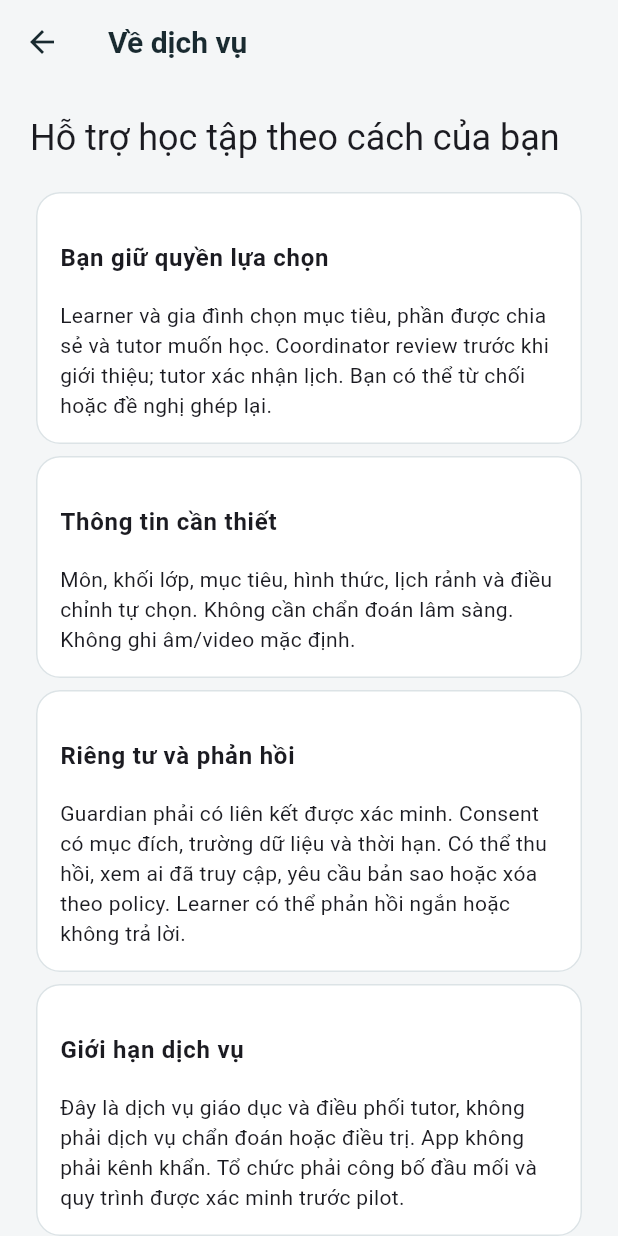
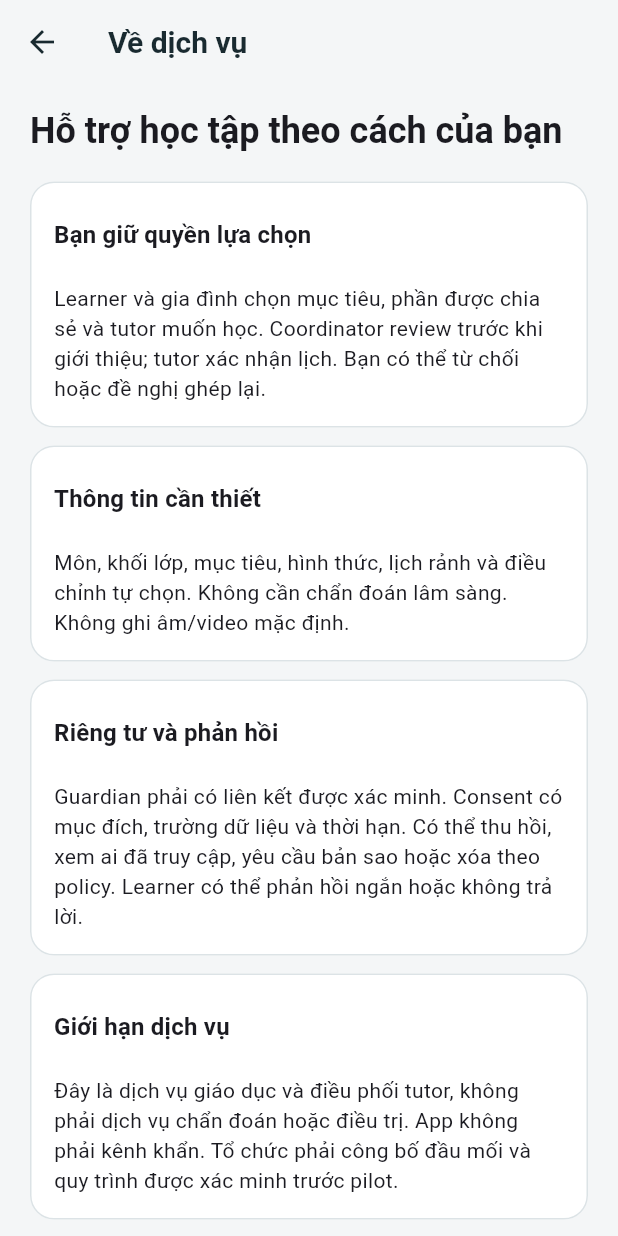
Before and after one commit to SPM-Specialized-Project/SPM-mobile, a Flutter app: the screen it shows after launch, after a tap on "Về dịch vụ / hướng dẫn dùng offline", on a phone screen of 412 x 824 dp. Run offline on Flutter 3.47's test engine with Material 3 defaults, Android fonts, the phone set to English and light mode, and no system bars; our stand-ins replace dio, flutter_riverpod, flutter_secure_storage; network calls fail.

Commit message:
feat(tssa): align support screens with report conventions

```diff
--- a/lib/features/tssa/presentation/tssa_governance.dart
+++ b/lib/features/tssa/presentation/tssa_governance.dart
@@ -358,7 +358,7 @@ class TssaPreferences extends ConsumerWidget {
       title: 'Cách dùng phù hợp với bạn',
       children: [
         const Text(
-          'App dùng câu ngắn, không bật âm thanh và không ghi âm/video. Có thể dùng text scaling và trình đọc màn hình của thiết bị.',
+          'App không tự phát âm thanh hoặc ghi âm/video. Chuyển cảnh có thể giảm bằng tùy chọn bên dưới; cỡ chữ vẫn theo thiết bị.',
         ),
         FilledButton(
           onPressed: () => tssaOpenForm(
--- a/lib/features/tssa/presentation/tssa_ui.dart
+++ b/lib/features/tssa/presentation/tssa_ui.dart
@@ -190,9 +190,13 @@ class _TssaViewState extends ConsumerState<TssaView>
       builder: (context, snapshot) {
         if (snapshot.connectionState != ConnectionState.done &&
             !snapshot.hasData) {
-          return const Padding(
+          return Semantics(
+            label: 'Đang tải dữ liệu',
+            liveRegion: true,
+            child: const Padding(
               padding: EdgeInsets.all(40),
               child: Center(child: CircularProgressIndicator()),
+            ),
           );
         }
         if (snapshot.hasError) {
@@ -225,12 +229,18 @@ class TssaList extends StatelessWidget {
   final List<Widget> children;
   @override
   Widget build(BuildContext context) => ListView(
-    padding: const EdgeInsets.all(20),
+    padding: const EdgeInsets.fromLTRB(20, 16, 20, 28),
     children: [
-      Text(title, style: Theme.of(context).textTheme.headlineSmall),
-      const SizedBox(height: 16),
+      Text(
+        title,
+        style: Theme.of(context).textTheme.headlineSmall?.copyWith(
+          color: Theme.of(context).colorScheme.onSurface,
+          fontWeight: FontWeight.w700,
+          height: 1.2,
+        ),
+      ),
+      const SizedBox(height: 20),
       ...children,
-      const SizedBox(height: 24),
     ],
   );
 }
@@ -248,27 +258,52 @@ class TssaCard extends StatelessWidget {
   final VoidCallback? onTap;
   final List<Widget> children;
   @override
-  Widget build(BuildContext context) => Card(
+  Widget build(BuildContext context) {
+    final colors = Theme.of(context).colorScheme;
+    return Card(
+      margin: const EdgeInsets.only(bottom: 12),
       child: Padding(
-      padding: const EdgeInsets.all(16),
+        padding: const EdgeInsets.fromLTRB(16, 8, 16, 16),
         child: Column(
           crossAxisAlignment: CrossAxisAlignment.start,
           children: [
             ListTile(
               contentPadding: EdgeInsets.zero,
+              minVerticalPadding: 8,
               title: Text(
                 title,
-              style: const TextStyle(fontWeight: FontWeight.w600),
+                style: Theme.of(context).textTheme.titleMedium?.copyWith(
+                  color: colors.onSurface,
+                  fontWeight: FontWeight.w700,
                 ),
-            subtitle: subtitle == null ? null : Text(subtitle!),
+              ),
+              subtitle: subtitle == null
+                  ? null
+                  : Padding(
+                      padding: const EdgeInsets.only(top: 4),
+                      child: Text(
+                        subtitle!,
+                        style: Theme.of(context).textTheme.bodySmall?.copyWith(
+                          color: colors.onSurfaceVariant,
+                          height: 1.35,
+                        ),
+                      ),
+                    ),
               onTap: onTap,
-            trailing: onTap == null ? null : const Icon(Icons.chevron_right),
+              trailing: onTap == null
+                  ? null
+                  : Icon(Icons.chevron_right, color: colors.secondary),
             ),
-          ...children,
+            if (children.isNotEmpty) const SizedBox(height: 4),
+            for (var index = 0; index < children.length; index++) ...[
+              children[index],
+              if (index < children.length - 1) const SizedBox(height: 10),
+            ],
           ],
         ),
       ),
     );
+  }
 }
 
 class TssaPanel extends StatelessWidget {
```
Also changed, not shown: lib/features/tssa/presentation/tssa_profiles.dart (+7 -14 lines), lib/features/tssa/presentation/tssa_screen.dart (+88 -19 lines), 1 other file. Lines whose indentation alone changed are shown as unchanged.
